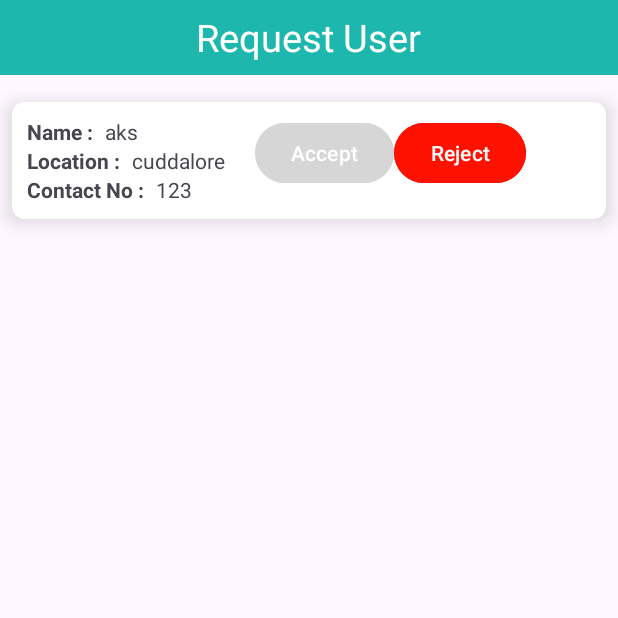
After one commit to Innovativevisionit/e-waste, an Android app: the RequestUserActivity screen opened directly, with no data from a screen before it, on a phone screen of 412 x 824 dp, the top half of it. The commit adds this screen. Run offline under Robolectric (Android 15) with nearby library versions, the phone set to English and light mode, and no system bars.

Commit message:
request user page and location

```diff
--- a/app/src/main/AndroidManifest.xml
+++ b/app/src/main/AndroidManifest.xml
@@ -16,6 +16,9 @@
         android:theme="@style/Theme.WasteToWealth"
         android:usesCleartextTraffic="true"
         tools:targetApi="31">
+        <activity
+            android:name=".RequestUserActivity"
+            android:exported="false" />
         <activity
             android:name=".ShopOwner.RequestAdminPost"
             android:exported="false" />
--- a/app/src/main/java/com/example/wastetowealth/Admin/AdminDashboard.java
+++ b/app/src/main/java/com/example/wastetowealth/Admin/AdminDashboard.java
@@ -8,6 +8,7 @@ import android.os.Bundle;
 import android.widget.TextView;
 
 import com.example.wastetowealth.R;
+import com.example.wastetowealth.RequestUserActivity;
 
 import java.util.Locale;
 
@@ -31,6 +32,7 @@ public class AdminDashboard extends AppCompatActivity {
 
         CardView category = findViewById(R.id.category);
         CardView delivery = findViewById(R.id.deliveryUser);
+        CardView requestUser = findViewById(R.id.requestUser);
 
         category.setOnClickListener(v -> {
             Intent intent = new Intent(AdminDashboard.this, CategoryPage.class);
@@ -41,6 +43,9 @@ public class AdminDashboard extends AppCompatActivity {
             Intent intent = new Intent(AdminDashboard.this, DeliveryPage.class);
             startActivity(intent);
         });
-
+        requestUser.setOnClickListener(v -> {
+            Intent intent = new Intent(AdminDashboard.this, RequestUserActivity.class);
+            startActivity(intent);
+        });
     }
 }
--- a/app/src/main/java/com/example/wastetowealth/Admin/CategoryPage.java
+++ b/app/src/main/java/com/example/wastetowealth/Admin/CategoryPage.java
@@ -10,7 +10,10 @@ import android.content.DialogInterface;
 import android.content.Intent;
 import android.os.Bundle;
 import android.view.View;
+import android.widget.AdapterView;
+import android.widget.ArrayAdapter;
 import android.widget.DatePicker;
+import android.widget.Spinner;
 import android.widget.Toast;
 
 import com.example.wastetowealth.DashboardActivity;
@@ -40,6 +43,7 @@ public class CategoryPage extends AppCompatActivity {
     private Category categoryAdapter;
     private List<CategoryModel> categoryList;
 
+    String getCategory;
     @Override
     protected void onCreate(Bundle savedInstanceState) {
         super.onCreate(savedInstanceState);
@@ -62,7 +66,27 @@ public class CategoryPage extends AppCompatActivity {
         View dialogView = getLayoutInflater().inflate(R.layout.input_category, null);
 
         // Find the TextInputEditText in the custom layout
-        final TextInputEditText editTextCategory = dialogView.findViewById(R.id.editTextCategory);
+        final Spinner editTextCategory = dialogView.findViewById(R.id.editTextCategory);
+
+        List<String> categoryList = new ArrayList<>();
+        categoryList.add("mobile");
+        categoryList.add("plastics");
+        ArrayAdapter<String> adapter = new ArrayAdapter<>(CategoryPage.this,
+                android.R.layout.simple_spinner_item,
+                categoryList);
+        adapter.setDropDownViewResource(android.R.layout.simple_spinner_dropdown_item);
+        editTextCategory.setAdapter(adapter);
+
+        editTextCategory.setOnItemSelectedListener(new AdapterView.OnItemSelectedListener() {
+            @Override
+            public void onItemSelected(AdapterView<?> parent, View view, int position, long id) {
+                getCategory = categoryList.get(position);
+            }
+            @Override
+            public void onNothingSelected(AdapterView<?> parent) {
+                // Do nothing
+            }
+        });
 
         AlertDialog.Builder builder = new AlertDialog.Builder(this);
         builder.setTitle("Add Category")
@@ -71,7 +95,9 @@ public class CategoryPage extends AppCompatActivity {
                     @Override
                     public void onClick(DialogInterface dialogInterface, int i) {
                         // Handle positive button click
-                        String category = editTextCategory.getText().toString().trim();
+//                        String category = editTextCategory.getText().toString().trim();
+                        String category = getCategory;
+
                         if (!category.isEmpty()) {
                             addCategory(category);
                         } else {
--- /dev/null
+++ b/app/src/main/java/com/example/wastetowealth/RequestUserActivity.java
@@ -0,0 +1,58 @@
+package com.example.wastetowealth;
+
+import androidx.appcompat.app.AppCompatActivity;
+import androidx.recyclerview.widget.LinearLayoutManager;
+import androidx.recyclerview.widget.RecyclerView;
+
+import android.os.Bundle;
+import android.widget.Toast;
+
+import com.example.wastetowealth.Admin.CategoryPage;
+import com.example.wastetowealth.adapter.Category;
+import com.example.wastetowealth.adapter.RequestUserAdapter;
+import com.example.wastetowealth.api.MasterApis;
+import com.example.wastetowealth.model.CategoryModel;
+import com.example.wastetowealth.model.RequestUserModel;
+import com.example.wastetowealth.retrofit.RetrofitService;
+
+import java.util.ArrayList;
+import java.util.List;
+
+import retrofit2.Call;
+import retrofit2.Callback;
+import retrofit2.Response;
+
+public class RequestUserActivity extends AppCompatActivity {
+
+    private ArrayList<RequestUserModel> userModelArrayList;
+
+    private RequestUserAdapter requestUserAdapter;
+    private RecyclerView categoryRV;
+    @Override
+    protected void onCreate(Bundle savedInstanceState) {
+        super.onCreate(savedInstanceState);
+        setContentView(R.layout.activity_request_user);
+        initSet();
+
+    }
+
+    private void initSet() {
+        categoryRV = findViewById(R.id.requestCards);
+        LinearLayoutManager layoutManager = new LinearLayoutManager(this);
+        categoryRV.setLayoutManager(layoutManager);
+        userModelArrayList = new ArrayList<>();
+        RequestUserModel request = new RequestUserModel("aks", "cuddalore", "123");
+        userModelArrayList.add(request);
+        System.out.println("list --- " +userModelArrayList);
+        requestUserAdapter = new RequestUserAdapter(userModelArrayList);
+        categoryRV.setAdapter(requestUserAdapter);
+        fetchUserRequest();
+    }
+
+    private void fetchUserRequest() {
+        RetrofitService retrofitService = new RetrofitService();
+        MasterApis apiService = retrofitService.getRetrofit().create(MasterApis.class);
+
+
+    }
+}
--- /dev/null
+++ b/app/src/main/java/com/example/wastetowealth/adapter/RequestUserAdapter.java
@@ -0,0 +1,67 @@
+package com.example.wastetowealth.adapter;
+
+import android.content.Context;
+import android.view.LayoutInflater;
+import android.view.View;
+import android.view.ViewGroup;
+import android.widget.TextView;
+
+import androidx.annotation.NonNull;
+import androidx.recyclerview.widget.RecyclerView;
+
+import com.example.wastetowealth.R;
+import com.example.wastetowealth.model.CategoryModel;
+import com.example.wastetowealth.model.RequestUserModel;
+
+import java.util.List;
+
+public class RequestUserAdapter extends RecyclerView.Adapter<RequestUserAdapter.CategoryViewHolder> {
+
+    private List<RequestUserModel> categoryList;
+
+    public RequestUserAdapter(List<RequestUserModel> categoryList) {
+        this.categoryList = categoryList;
+    }
+
+    @NonNull
+    @Override
+    public RequestUserAdapter.CategoryViewHolder onCreateViewHolder(@NonNull ViewGroup parent, int viewType) {
+        Context context = parent.getContext();
+        View view = LayoutInflater.from(context).inflate(R.layout.request_user_card, parent, false);
+        return new RequestUserAdapter.CategoryViewHolder(view);
+    }
+
+    @Override
+    public void onBindViewHolder(@NonNull RequestUserAdapter.CategoryViewHolder holder, int position) {
+        RequestUserModel requestUserModel = categoryList.get(position);
+
+        holder.bind(requestUserModel);
+    }
+
+    @Override
+    public int getItemCount() {
+        return categoryList.size();
+    }
+
+    public class CategoryViewHolder extends RecyclerView.ViewHolder {
+
+        TextView name;
+        TextView location;
+        TextView contactno;
+        public CategoryViewHolder(@NonNull View itemView) {
+            super(itemView);
+            name = itemView.findViewById(R.id.name);
+            location = itemView.findViewById(R.id.location);
+            contactno = itemView.findViewById(R.id.contactno);
+        }
+        public void bind(RequestUserModel requestUserModel) {
+            // Set category name
+            name.setText(requestUserModel.getName());
+
+            // Set date
+            location.setText(requestUserModel.getLocation());
+            contactno.setText(requestUserModel.getContactNumber());
+        }
+
+    }
+}
--- /dev/null
+++ b/app/src/main/java/com/example/wastetowealth/model/RequestUserModel.java
@@ -0,0 +1,38 @@
+package com.example.wastetowealth.model;
+
+public class RequestUserModel {
+
+    private String name;
+    private String location;
+    private String contactNumber;
+
+    public RequestUserModel(String name, String location, String contactNumber) {
+        this.name = name;
+        this.location = location;
+        this.contactNumber = contactNumber;
+    }
+
+    public String getName() {
+        return name;
+    }
+
+    public void setName(String name) {
+        this.name = name;
+    }
+
+    public String getLocation() {
+        return location;
+    }
+
+    public void setLocation(String location) {
+        this.location = location;
+    }
+
+    public String getContactNumber() {
+        return contactNumber;
+    }
+
+    public void setContactNumber(String contactNumber) {
+        this.contactNumber = contactNumber;
+    }
+}
--- a/app/src/main/java/com/example/wastetowealth/retrofit/RetrofitService.java
+++ b/app/src/main/java/com/example/wastetowealth/retrofit/RetrofitService.java
@@ -13,7 +13,7 @@ public class RetrofitService {
     }
 
     private void initializeRetrofit() {
-        retrofit = new Retrofit.Builder().baseUrl("http://192.168.1.8:8081/api/").addConverterFactory(GsonConverterFactory.create(new Gson())).build();
+        retrofit = new Retrofit.Builder().baseUrl("http://192.168.60.219:8081/api/").addConverterFactory(GsonConverterFactory.create(new Gson())).build();
     }
 
     public Retrofit getRetrofit() {
--- /dev/null
+++ b/app/src/main/res/layout/activity_request_user.xml
@@ -0,0 +1,61 @@
+<?xml version="1.0" encoding="utf-8"?>
+<androidx.constraintlayout.widget.ConstraintLayout xmlns:android="http://schemas.android.com/apk/res/android"
+    xmlns:app="http://schemas.android.com/apk/res-auto"
+    xmlns:tools="http://schemas.android.com/tools"
+    android:layout_width="match_parent"
+    android:layout_height="match_parent"
+    tools:context=".RequestUserActivity"
+    >
+
+    <LinearLayout
+        android:id="@+id/linear_layout"
+        android:layout_width="match_parent"
+        android:layout_height="50dp"
+        android:background="@color/my_green"
+        android:gravity="center"
+        android:orientation="vertical"
+        android:layout_marginBottom="8dp"
+        app:layout_constraintTop_toTopOf="parent"
+        tools:ignore="MissingConstraints" >
+
+        <TextView
+            android:layout_width="wrap_content"
+            android:layout_height="wrap_content"
+            android:text="Request User"
+            android:textSize="25dp"
+            android:textColor="@color/white"
+            />
+    </LinearLayout>
+
+    <androidx.recyclerview.widget.RecyclerView
+        android:layout_marginTop="60dp"
+        android:layout_width="match_parent"
+        android:layout_height="match_parent"
+        android:id="@+id/requestCards"
+        app:layout_constraintStart_toStartOf="parent"
+        app:layout_constraintEnd_toEndOf="parent"
+        app:layout_constraintTop_toBottomOf="@id/linear_layout"
+        android:scrollbars="vertical"/>
+
+<!--    <androidx.recyclerview.widget.RecyclerView-->
+<!--        android:id="@+id/categoryCards"-->
+<!--        android:layout_width="0dp"-->
+<!--        android:layout_height="0dp"-->
+<!--        app:layout_constraintTop_toBottomOf="@id/linear_layout"-->
+<!--        app:layout_constraintStart_toStartOf="parent"-->
+<!--        app:layout_constraintEnd_toEndOf="parent"-->
+<!--        app:layout_constraintBottom_toTopOf="@id/floating_action_button"-->
+<!--        tools:ignore="MissingConstraints" />-->
+
+<!--    <com.google.android.material.floatingactionbutton.FloatingActionButton-->
+<!--        android:id="@+id/floating_action_button"-->
+<!--        android:layout_width="wrap_content"-->
+<!--        android:layout_height="wrap_content"-->
+<!--        android:layout_gravity="bottom|end"-->
+<!--        android:layout_margin="16dp"-->
+<!--        android:backgroundTint="@color/my_green"-->
+<!--        app:layout_constraintBottom_toBottomOf="parent"-->
+<!--        app:layout_constraintEnd_toEndOf="parent"-->
+<!--        app:srcCompat="@drawable/baseline_add_24"/>-->
+
+</androidx.constraintlayout.widget.ConstraintLayout>
--- a/app/src/main/res/layout/input_category.xml
+++ b/app/src/main/res/layout/input_category.xml
@@ -10,14 +10,21 @@
         android:layout_height="wrap_content"
         android:hint="Enter Category">
 
-        <com.google.android.material.textfield.TextInputEditText
+<!--        <com.google.android.material.textfield.TextInputEditText-->
+<!--            android:id="@+id/editTextCategory"-->
+<!--            android:layout_width="match_parent"-->
+<!--            android:layout_height="wrap_content"-->
+<!--            android:layout_marginStart="10dp"-->
+<!--            android:layout_marginEnd="10dp"-->
+<!--            android:inputType="text" />-->
+        <Spinner
             android:id="@+id/editTextCategory"
             android:layout_width="match_parent"
             android:layout_height="wrap_content"
-            android:layout_marginStart="10dp"
-            android:layout_marginEnd="10dp"
-            android:inputType="text" />
-
+            android:layout_marginTop="0dp"
+            android:padding="20dp"
+            android:spinnerMode="dropdown"
+            android:gravity="start|center_vertical"/>
     </com.google.android.material.textfield.TextInputLayout>
 
 </LinearLayout>
--- /dev/null
+++ b/app/src/main/res/layout/request_user_card.xml
@@ -0,0 +1,122 @@
+<?xml version="1.0" encoding="utf-8"?>
+<androidx.cardview.widget.CardView xmlns:android="http://schemas.android.com/apk/res/android"
+    xmlns:app="http://schemas.android.com/apk/res-auto"
+    android:layout_width="match_parent"
+    android:layout_height="wrap_content"
+    android:layout_margin="8dp"
+    app:cardBackgroundColor="@color/white"
+    app:cardCornerRadius="8dp"
+    app:cardElevation="8dp"
+    app:cardMaxElevation="10dp">
+
+    <LinearLayout
+        android:layout_width="match_parent"
+        android:layout_height="wrap_content"
+        android:orientation="horizontal"
+        android:padding="10dp">
+
+        <LinearLayout
+            android:layout_width="wrap_content"
+            android:layout_height="wrap_content"
+            android:orientation="vertical">
+
+            <LinearLayout
+                android:layout_width="wrap_content"
+                android:layout_height="wrap_content"
+                android:gravity="start|center_vertical"
+                android:orientation="horizontal">
+
+                <TextView
+                    android:id="@+id/categoryText"
+                    android:layout_width="wrap_content"
+                    android:layout_height="wrap_content"
+                    android:text="Name :"
+                    android:textStyle="bold" />
+
+                <TextView
+                    android:id="@+id/name"
+                    android:layout_width="wrap_content"
+                    android:layout_height="wrap_content"
+                    android:layout_marginStart="8dp"
+                    android:text="abi" />
+
+            </LinearLayout>
+
+            <LinearLayout
+                android:layout_width="wrap_content"
+                android:layout_height="wrap_content"
+                android:gravity="start|center_vertical"
+                android:orientation="horizontal">
+
+                <TextView
+                    android:id="@+id/locationText"
+                    android:layout_width="wrap_content"
+                    android:layout_height="wrap_content"
+                    android:text="Location :"
+                    android:textStyle="bold" />
+
+                <TextView
+                    android:id="@+id/location"
+                    android:layout_width="wrap_content"
+                    android:layout_height="wrap_content"
+                    android:layout_marginStart="8dp"
+                    android:text="Cuddalore" />
+
+            </LinearLayout>
+            <LinearLayout
+                android:layout_width="wrap_content"
+                android:layout_height="wrap_content"
+                android:gravity="start|center_vertical"
+                android:orientation="horizontal">
+
+                <TextView
+                    android:id="@+id/contactnoText"
+                    android:layout_width="wrap_content"
+                    android:layout_height="wrap_content"
+                    android:text="Contact No :"
+                    android:textStyle="bold" />
+
+                <TextView
+                    android:id="@+id/contactno"
+                    android:layout_width="wrap_content"
+                    android:layout_height="wrap_content"
+                    android:layout_marginStart="8dp"
+                    android:text="9876543201" />
+
+            </LinearLayout>
+        </LinearLayout>
+
+        <LinearLayout
+            android:layout_width="wrap_content"
+            android:layout_height="wrap_content"
+            android:orientation="vertical">
+
+            <LinearLayout
+                android:layout_width="wrap_content"
+                android:layout_height="wrap_content"
+                android:gravity="right|center_vertical"
+                android:layout_marginStart="20dp"
+                android:orientation="horizontal">
+
+                <Button
+                    android:layout_width="wrap_content"
+                    android:layout_height="wrap_content"
+                    android:id="@+id/accept"
+                    android:text="Accept"
+                    android:backgroundTint="@color/success_stroke_color"
+                    />
+                <Button
+                    android:layout_width="wrap_content"
+                    android:layout_height="wrap_content"
+                    android:id="@+id/reject"
+                    android:text="Reject"
+                    android:backgroundTint="@color/red"
+                    />
+
+            </LinearLayout>
+
+        </LinearLayout>
+
+    </LinearLayout>
+
+</androidx.cardview.widget.CardView>
```
